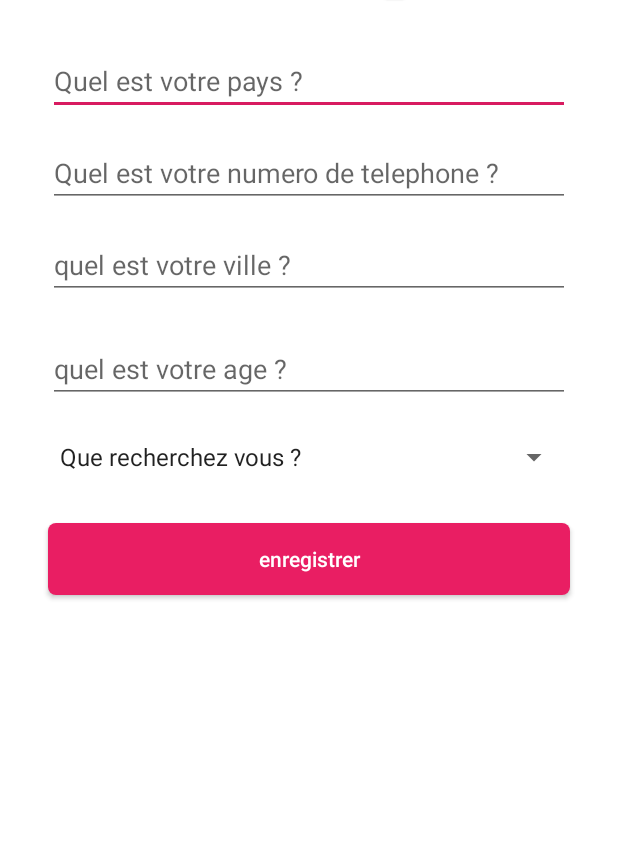
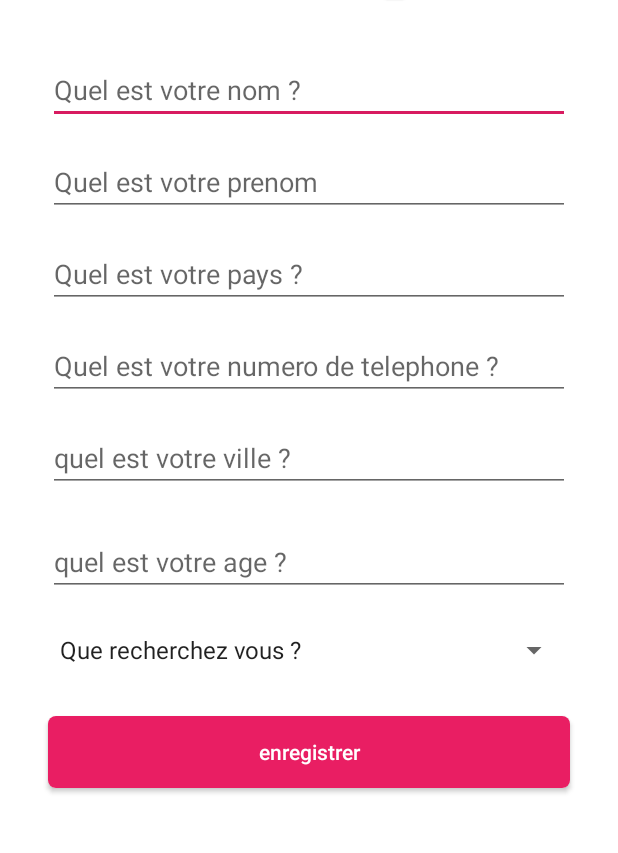
Before and after one commit to ndemeyvan/WeraYouApp, an Android app: the SetupActivity screen opened directly, with no data from a screen before it, after a tap on "enregistrer", on a phone screen of 412 x 824 dp, the part 376-1229 px from its top. Run offline under Robolectric (Android 15) with nearby library versions, the light colour scheme and no system bars; our stand-ins replace CircleImageView, Firebase (no records; nobody signed in at launch, a user with empty details on screens opened directly); libraries missing offline, so code that uses them is left out: com.theartofdev.edmodo, id.zelory.compressor.

```diff
--- a/WerayouApp/app/src/main/java/com/example/werayouapp/Activity/SetupActivity.java
+++ b/WerayouApp/app/src/main/java/com/example/werayouapp/Activity/SetupActivity.java
@@ -41,6 +41,8 @@ public class SetupActivity extends AppCompatActivity implements AdapterView.OnIt
     Spinner spinner;
     EditText pays_user;
     EditText phone_number;
+    EditText user_prenom;
+    EditText user_nom;
     String[] genre={"Que recherchez vous ?","Homme","Femme"};
     Uri mImageUri;
     byte[] final_image;
@@ -65,6 +67,8 @@ public class SetupActivity extends AppCompatActivity implements AdapterView.OnIt
         spinner=findViewById(R.id.spinner);
         button=findViewById(R.id.button);
         phone_number=findViewById(R.id.phone_number);
+        user_prenom=findViewById(R.id.user_prenom);
+        user_nom=findViewById(R.id.user_nom);
         spinner.setOnItemSelectedListener(this);
         country=getIntent().getStringExtra("country");
         ArrayAdapter arrayAdapter = new ArrayAdapter(this,android.R.layout.simple_spinner_item,genre);
@@ -84,7 +88,11 @@ public class SetupActivity extends AppCompatActivity implements AdapterView.OnIt
                 String phone =phone_number.getText().toString();
                 String ville=ville_user.getText().toString();
                 String ageUser=age_user.getText().toString();
+                String nom = user_nom.getText().toString();
+                String prenom=user_prenom.getText().toString();
                 Map<String, String> user_data = new HashMap<>();
+                user_data.put ( "nom",nom);
+                user_data.put ( "prenom",prenom);
                 user_data.put ( "pays",pays);
                 user_data.put ( "phone",phone);
                 user_data.put ( "ville", ville );
@@ -94,7 +102,7 @@ public class SetupActivity extends AppCompatActivity implements AdapterView.OnIt
                 if (recherche.isEmpty()||pays.isEmpty()||phone.isEmpty()||ville.isEmpty()||ageUser.isEmpty()){
                     toast("veillez remplir tous les champs");
                 }else{
-                    DatabaseReference userDb = FirebaseDatabase.getInstance().getReference().child("Users").child(recherche).child(userID).child("name");
+                    DatabaseReference userDb = FirebaseDatabase.getInstance().getReference().child("Users").child(recherche).child(userID);
                     userDb.setValue(user_data);
                     Intent intent = new Intent(SetupActivity.this,ActivityPrincipal.class);
                     startActivity(intent);
--- a/WerayouApp/app/src/main/res/layout/activity_setup.xml
+++ b/WerayouApp/app/src/main/res/layout/activity_setup.xml
@@ -101,18 +101,16 @@
                 android:id="@+id/pays_user"
                 android:layout_width="0dp"
                 android:layout_height="wrap_content"
-                android:layout_marginStart="32dp"
-                android:layout_marginLeft="32dp"
-                android:layout_marginTop="32dp"
+                android:layout_marginTop="16dp"
                 android:layout_marginEnd="32dp"
-                android:layout_marginRight="32dp"
                 android:ems="10"
-                android:textColor="@color/black"
                 android:hint="Quel est votre pays ?"
                 android:inputType="textPersonName"
+                android:textColor="@color/black"
                 app:layout_constraintEnd_toEndOf="parent"
-                app:layout_constraintStart_toStartOf="parent"
-                app:layout_constraintTop_toBottomOf="@+id/profile_image" />
+                app:layout_constraintHorizontal_bias="0.0"
+                app:layout_constraintStart_toStartOf="@+id/user_prenom"
+                app:layout_constraintTop_toBottomOf="@+id/user_prenom" />
 
             <EditText
                 android:id="@+id/phone_number"
@@ -157,6 +155,32 @@
                 app:layout_constraintTop_toTopOf="@+id/profile_image"
                 app:layout_constraintVertical_bias="1.0" />
 
+            <EditText
+                android:id="@+id/user_nom"
+                android:layout_width="0dp"
+                android:layout_height="wrap_content"
+                android:layout_marginStart="32dp"
+                android:layout_marginTop="38dp"
+                android:layout_marginEnd="32dp"
+                android:ems="10"
+                android:hint="Quel est votre nom ?"
+                android:inputType="textPersonName"
+                app:layout_constraintEnd_toEndOf="parent"
+                app:layout_constraintStart_toStartOf="parent"
+                app:layout_constraintTop_toBottomOf="@+id/profile_image" />
+
+            <EditText
+                android:id="@+id/user_prenom"
+                android:layout_width="0dp"
+                android:layout_height="wrap_content"
+                android:layout_marginTop="16dp"
+                android:ems="10"
+                android:hint="Quel est votre prenom"
+                android:inputType="textPersonName"
+                app:layout_constraintEnd_toEndOf="@+id/user_nom"
+                app:layout_constraintStart_toStartOf="@+id/user_nom"
+                app:layout_constraintTop_toBottomOf="@+id/user_nom" />
+
         </androidx.constraintlayout.widget.ConstraintLayout>
     </ScrollView>
 
```
Also changed, not shown: WerayouApp/app/src/main/java/com/example/werayouapp/Activity/ActivityPrincipal.java (+15 -0 lines), WerayouApp/app/src/main/java/com/example/werayouapp/Activity/mainFragment/HomeFragment.java (+109 -12 lines).
